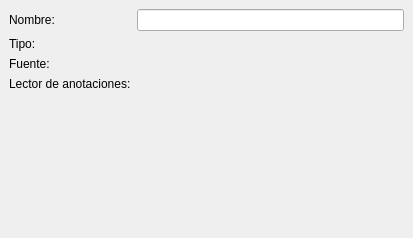
mnicolas94/galleries-qt, file galleries_qt/gallery_wizard.ui: the form before one commit.
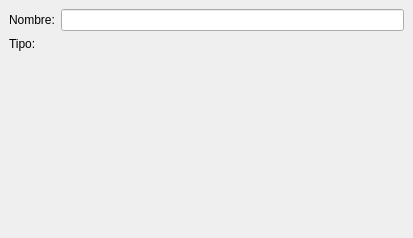
The form after the commit.

Commit message: FIX: removed unused widgets from gallery wizard

```diff
--- a/galleries_qt/gallery_wizard.ui
+++ b/galleries_qt/gallery_wizard.ui
@@ -39,13 +39,6 @@
       <item row="0" column="1">
        <widget class="QLineEdit" name="name_edit"/>
       </item>
-      <item row="2" column="0">
-       <widget class="QLabel" name="provider_label">
-        <property name="text">
-         <string>Fuente:</string>
-        </property>
-       </widget>
-      </item>
       <item row="2" column="1">
        <widget class="QWidget" name="provider_container" native="true">
         <layout class="QVBoxLayout" name="verticalLayout_3">
@@ -64,13 +57,6 @@
         </layout>
        </widget>
       </item>
-      <item row="3" column="0">
-       <widget class="QLabel" name="parser_label">
-        <property name="text">
-         <string>Lector de anotaciones:</string>
-        </property>
-       </widget>
-      </item>
       <item row="3" column="1">
        <widget class="QWidget" name="parser_container" native="true">
         <layout class="QVBoxLayout" name="verticalLayout">
```
